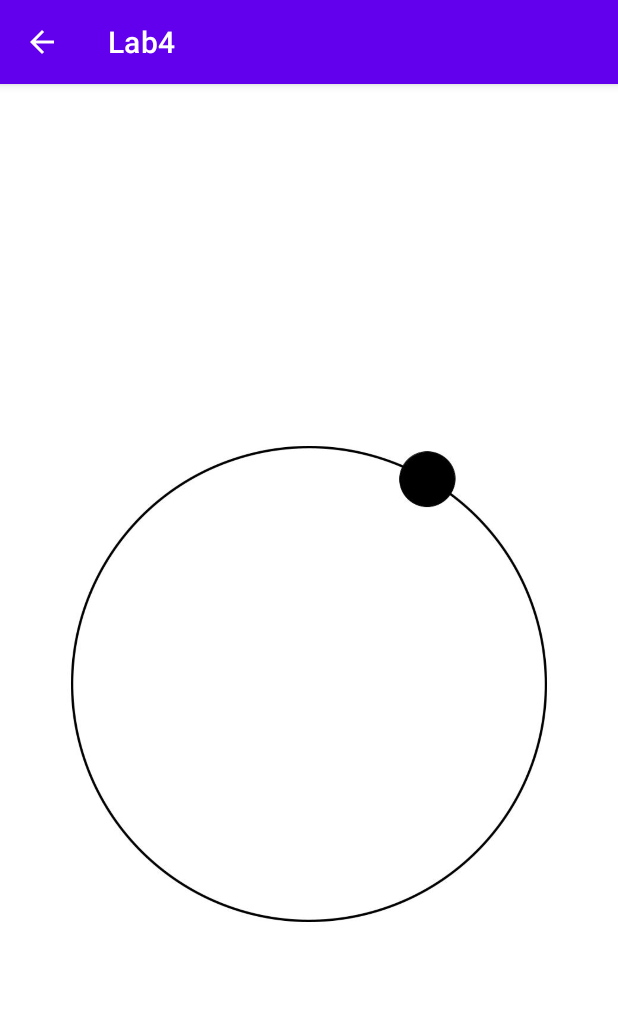
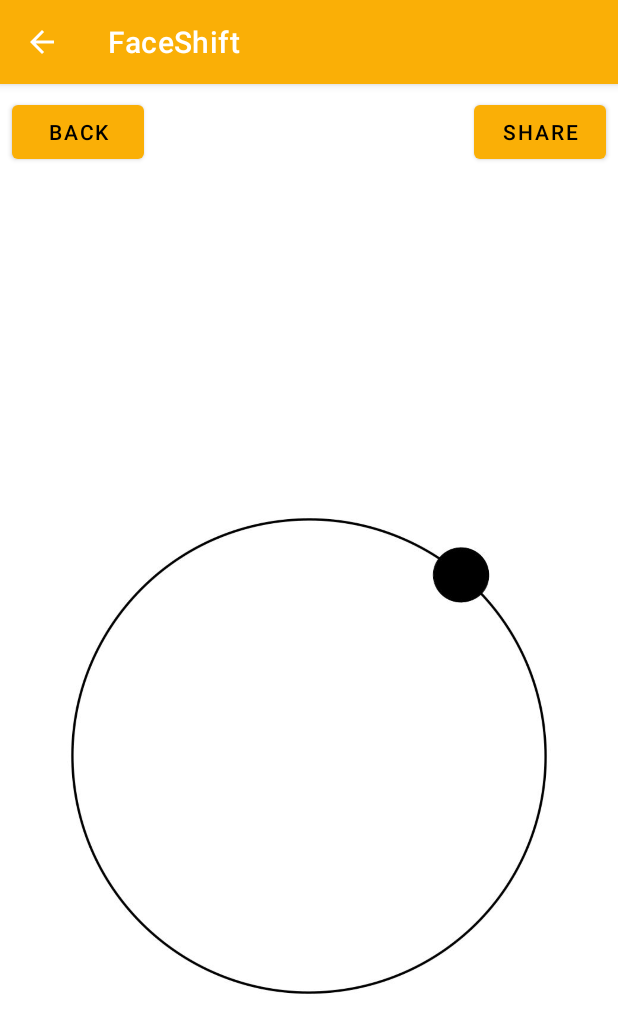
Before and after one commit to alejandroad/Final-Project, an Android app: the SlideshowActivity screen opened directly, with no data from a screen before it, on a phone screen of 412 x 824 dp. Shown: the top 1033 px of the screen. Run offline under Robolectric (Android 15) with nearby library versions, the phone set to English and light mode, and no system bars; our stand-ins replace Firebase (no records; nobody signed in at launch, a user with empty details on screens opened directly).

Commit message:
Added Functionality to Slideshow View

```diff
--- a/app/src/main/java/com/example/lab4/SlideshowActivity.kt
+++ b/app/src/main/java/com/example/lab4/SlideshowActivity.kt
@@ -33,7 +33,12 @@ public class SlideshowActivity : AppCompatActivity() {
                 delay(500L)
             }
         }
-
+        binding.backButton.setOnClickListener {
+        startActivity(Intent(this, AlbumActivity::class.java))
+    }
+        binding.shareButton.setOnClickListener {
+            startActivity(Intent(this, AlbumActivity::class.java))
+        }
         // Enable up button for backward navigation
         supportActionBar?.setDisplayHomeAsUpEnabled(true)
     }
--- a/app/src/main/res/layout/activity_slideshow.xml
+++ b/app/src/main/res/layout/activity_slideshow.xml
@@ -5,15 +5,39 @@
     android:layout_width="match_parent"
     android:layout_height="match_parent">
 
+    <Button
+        android:id="@+id/shareButton"
+        android:layout_width="wrap_content"
+        android:layout_height="wrap_content"
+        android:layout_marginTop="8dp"
+        android:layout_marginEnd="8dp"
+        android:layout_marginBottom="8dp"
+        android:text="@string/Share"
+        app:layout_constraintBottom_toTopOf="@+id/imageView"
+        app:layout_constraintEnd_toEndOf="parent"
+        app:layout_constraintTop_toTopOf="parent" />
+
+    <Button
+        android:id="@+id/backButton"
+        android:layout_width="wrap_content"
+        android:layout_height="wrap_content"
+        android:layout_marginStart="8dp"
+        android:layout_marginTop="8dp"
+        android:layout_marginBottom="8dp"
+        android:text="@string/Back"
+        app:layout_constraintBottom_toTopOf="@+id/imageView"
+        app:layout_constraintStart_toStartOf="parent"
+        app:layout_constraintTop_toTopOf="parent" />
+
     <ImageView
         android:id="@+id/imageView"
         android:layout_width="0dp"
         android:layout_height="wrap_content"
         android:layout_marginStart="16dp"
-        android:layout_marginTop="16dp"
+        android:layout_marginTop="8dp"
         android:layout_marginEnd="16dp"
         app:layout_constraintEnd_toEndOf="parent"
         app:layout_constraintStart_toStartOf="parent"
-        app:layout_constraintTop_toTopOf="parent"
+        app:layout_constraintTop_toBottomOf="@+id/shareButton"
         tools:srcCompat="@tools:sample/avatars" />
 </androidx.constraintlayout.widget.ConstraintLayout>
--- a/app/src/main/res/layout/album_item.xml
+++ b/app/src/main/res/layout/album_item.xml
@@ -15,20 +15,20 @@
     <androidx.constraintlayout.widget.ConstraintLayout
         android:layout_width="match_parent"
         android:layout_height="match_parent"
+        android:padding="8dp"
+        android:layout_margin="8dp"
         app:layout_constraintStart_toStartOf="parent"
         app:layout_constraintTop_toTopOf="parent">
+
 
         <!-- The units of the view layout, tailored to the grid view-->
 
 
         <ImageView
             android:id="@+id/albumCover"
-            android:layout_width="329dp"
-            android:layout_height="216dp"
-            android:layout_marginStart="24dp"
-            android:layout_marginTop="24dp"
-            android:layout_marginEnd="24dp"
-            android:layout_marginBottom="8dp"
+            android:layout_width="match_parent"
+            android:layout_height="150dp"
+            android:padding="4dp"
             app:layout_constraintBottom_toTopOf="@+id/albumTitle"
             app:layout_constraintEnd_toEndOf="parent"
             app:layout_constraintStart_toStartOf="parent"
--- a/app/src/main/res/values-night/themes.xml
+++ b/app/src/main/res/values-night/themes.xml
@@ -2,12 +2,12 @@
     <!-- Base application theme. -->
     <style name="Theme.Lab4" parent="Theme.MaterialComponents.DayNight.DarkActionBar">
         <!-- Primary brand color. -->
-        <item name="colorPrimary">@color/purple_200</item>
-        <item name="colorPrimaryVariant">@color/purple_700</item>
-        <item name="colorOnPrimary">@color/black</item>
+        <item name="colorPrimary">@color/brown</item>
+        <item name="colorPrimaryVariant">@color/tan</item>
+        <item name="colorOnPrimary">@color/white</item>
         <!-- Secondary brand color. -->
-        <item name="colorSecondary">@color/teal_200</item>
-        <item name="colorSecondaryVariant">@color/teal_200</item>
+        <item name="colorSecondary">@color/orange</item>
+        <item name="colorSecondaryVariant">@color/red</item>
         <item name="colorOnSecondary">@color/black</item>
         <!-- Status bar color. -->
         <item name="android:statusBarColor" tools:targetApi="l">?attr/colorPrimaryVariant</item>
--- a/app/src/main/res/values/colors.xml
+++ b/app/src/main/res/values/colors.xml
@@ -5,6 +5,13 @@
     <color name="purple_700">#FF3700B3</color>
     <color name="teal_200">#FF03DAC5</color>
     <color name="teal_700">#FF018786</color>
+
+
+    <color name="red">#C02525</color>
+    <color name="orange">#FAAF06</color>
+    <color name="brown">#955443</color>
+    <color name="tan">#B09070</color>
+
     <color name="black">#FF000000</color>
     <color name="white">#FFFFFFFF</color>
 </resources>
--- a/app/src/main/res/values/strings.xml
+++ b/app/src/main/res/values/strings.xml
@@ -1,5 +1,5 @@
 <resources>
-    <string name="app_name">Lab4</string>
+    <string name="app_name">FaceShift</string>
     <string name="face_layout_desc">face layout for selfie pictures</string>
     <string name="login">Login</string>
     <string name="log_in_to_your_account">Log in to your account</string>
@@ -18,5 +18,6 @@
     <string name="password_requirements">Password Requirements</string>
     <string name="bullet">•</string>
     <string name="requirement_one">Password must be 8 characters long</string>
-
+    <string name="Share">Share</string>
+    <string name="Back">Back</string>
 </resources>
--- a/app/src/main/res/values/themes.xml
+++ b/app/src/main/res/values/themes.xml
@@ -18,13 +18,13 @@
 
 
         <!-- Primary brand color. -->
-        <item name="colorPrimary">@color/purple_500</item>
-        <item name="colorPrimaryVariant">@color/purple_700</item>
-        <item name="colorOnPrimary">@color/white</item>
+        <item name="colorPrimary">@color/orange</item>
+        <item name="colorPrimaryVariant">@color/red</item>
+        <item name="colorOnPrimary">@color/black</item>
         <!-- Secondary brand color. -->
-        <item name="colorSecondary">@color/teal_200</item>
-        <item name="colorSecondaryVariant">@color/teal_700</item>
-        <item name="colorOnSecondary">@color/black</item>
+        <item name="colorSecondary">@color/brown</item>
+        <item name="colorSecondaryVariant">@color/tan</item>
+        <item name="colorOnSecondary">@color/white</item>
         <!-- Status bar color. -->
         <item name="android:statusBarColor" tools:targetApi="l">?attr/colorPrimaryVariant</item>
         <!-- Customize your theme here. -->
```
